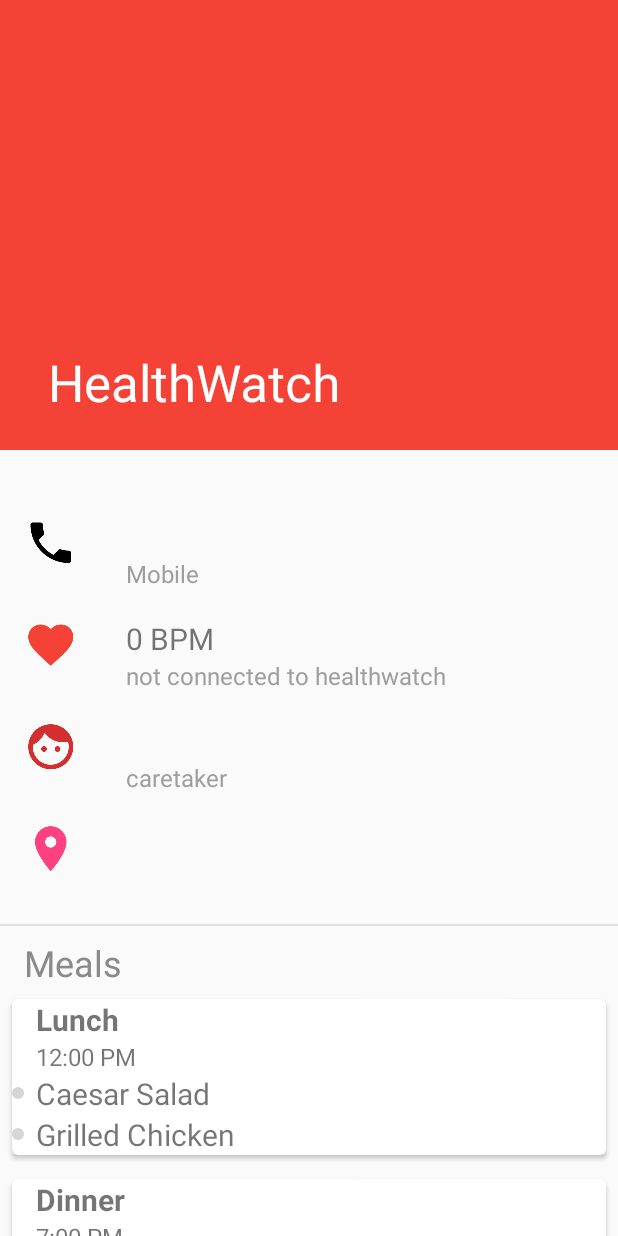
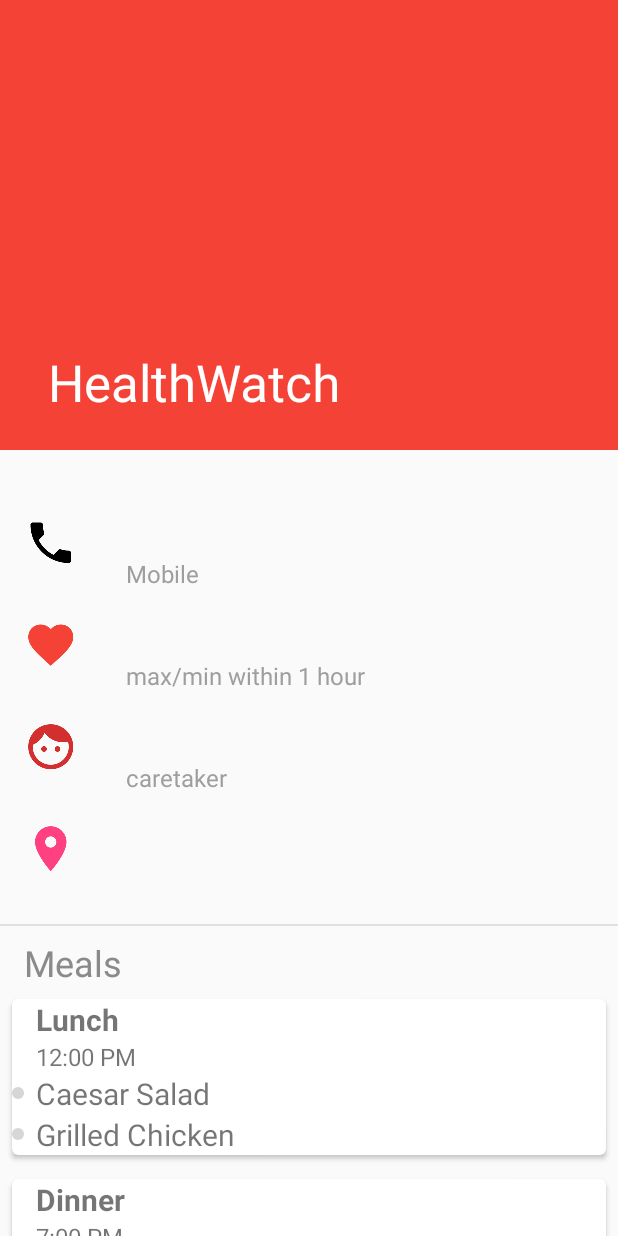
Before and after one commit to AtifMahmud/HealthWatch, an Android app: the PatientProfileActivity screen opened directly, with no data from a screen before it, on a phone screen of 412 x 824 dp. Run offline under Robolectric (Android 15) with nearby library versions, the phone set to English and light mode, and no system bars; our stand-ins replace Volley; libraries missing offline, so code that uses them is left out: io.jsonwebtoken; network calls fail; pictures from the network do not load.

Commit message:
- Added code to set patient's BPM given that they are connected to health watch, Not Tested

```diff
--- a/app/src/main/java/com/cpen391/healthwatch/patient/MaxMinHandler.java
+++ b/app/src/main/java/com/cpen391/healthwatch/patient/MaxMinHandler.java
@@ -36,8 +36,6 @@ public class MaxMinHandler {
         mContext = context;
         mBpmSharedPref = context.getSharedPreferences(context.getString(R.string.preference_file_key), Context.MODE_PRIVATE);
     }
-
-
 
     /**
      * Initializes the shared preferences file
--- a/app/src/main/java/com/cpen391/healthwatch/patient/PatientProfileAdapter.java
+++ b/app/src/main/java/com/cpen391/healthwatch/patient/PatientProfileAdapter.java
@@ -126,6 +126,8 @@ public class PatientProfileAdapter extends RecyclerView.Adapter<RecyclerView.Vie
         TextView mProfileCaretakerName;
         TextView mProfileLocationText;
         TextView mProfileLocationLabel;
+        TextView mProfileBPMMaxText;
+        TextView mProfileBPMMinText;
         TextView mHeaderText;
 
         HeaderViewHolder(View view) {
@@ -137,6 +139,8 @@ public class PatientProfileAdapter extends RecyclerView.Adapter<RecyclerView.Vie
             mProfileCaretakerIcon = view.findViewById(R.id.profile_caretaker_icon);
             mProfileLocationText = view.findViewById(R.id.profile_location);
             mProfileLocationLabel = view.findViewById(R.id.profile_location_last_update);
+            mProfileBPMMaxText = view.findViewById(R.id.profile_bpm_max);
+            mProfileBPMMinText = view.findViewById(R.id.profile_bpm_min);
             mHeaderText = view.findViewById(R.id.header);
             mHeaderText.setText(R.string.meal_list_header);
             setListeners();
@@ -174,7 +178,6 @@ public class PatientProfileAdapter extends RecyclerView.Adapter<RecyclerView.Vie
                 }
             });
         }
-
     }
 
     class MealViewHolder extends RecyclerView.ViewHolder {
--- a/app/src/main/res/layout/content_patient_profile_info.xml
+++ b/app/src/main/res/layout/content_patient_profile_info.xml
@@ -63,19 +63,34 @@
             android:layout_marginStart="16dp"
             android:orientation="vertical">
 
-            <TextView
-                android:id="@+id/profile_bpm"
+            <LinearLayout
                 android:layout_width="wrap_content"
                 android:layout_height="wrap_content"
-                android:text="@string/profile_bpm_default"
-                android:layout_marginTop="16dp"
-                android:textSize="20sp"/>
+                android:orientation="horizontal">
+                <TextView
+                    android:id="@+id/profile_bpm_max"
+                    android:layout_width="wrap_content"
+                    android:layout_height="wrap_content"
+                    android:text="@string/profile_bpm_max_default"
+                    android:layout_marginTop="16dp"
+                    android:visibility="invisible"
+                    android:textSize="20sp"/>
+                <TextView
+                    android:layout_marginStart="16dp"
+                    android:id="@+id/profile_bpm_min"
+                    android:layout_width="wrap_content"
+                    android:layout_height="wrap_content"
+                    android:text="@string/profile_bpm_min_default"
+                    android:layout_marginTop="16dp"
+                    android:visibility="invisible"
+                    android:textSize="20sp"/>
+            </LinearLayout>
 
             <TextView
-                android:id="@+id/profile_bpm_last_update"
+                android:id="@+id/profile_bpm_max_min_label"
                 android:layout_width="wrap_content"
                 android:layout_height="wrap_content"
-                android:text="@string/profile_bpm_label_default"
+                android:text="@string/profile_bpm_max_min_label_default"
                 android:textColor="@color/gray"
                 android:textSize="16sp"/>
         </LinearLayout>
--- a/app/src/main/res/values/strings.xml
+++ b/app/src/main/res/values/strings.xml
@@ -70,14 +70,15 @@
     <string name="profile_caretaker_image_desc">ProfileCaretakerImageDesc</string>
     <string name="profile_location_image_desc">ProfileLocationImageDesc</string>
     <string name="profile_care_taker_label">caretaker</string>
-    <string name="profile_bpm_default">0 BPM</string>
+    <string name="profile_bpm_max_default">Max: 0 BPM</string>
+    <string name="profile_bpm_min_default">Min: 0 BPM</string>
     <string name="profile_bpm_label_default">not connected to healthwatch</string>
-    <string name="profile_bpm_label_max">max within last hour</string>
+    <string name="profile_bpm_max_min_label_default">max/min within 1 hour</string>
     <string name="profile_location_default">Earth</string>
     <string name="profile_location_last_update_default">location services disabled</string>
+
     <string name="meal_list_header">Meals</string>
 
     <string name="single_meal_item_bullet_dot_image_desc">SingleMealItemBulletDotImageDesc</string>
-
-
+    <string name="bpm_label">max/min bpm within 1 hour</string>
 </resources>
```
Also changed, not shown: app/src/main/java/com/cpen391/healthwatch/bluetooth/BluetoothPacket.java (+7 -1 lines), app/src/main/java/com/cpen391/healthwatch/bluetooth/BluetoothService.java (+1 -7 lines), app/src/main/java/com/cpen391/healthwatch/patient/PatientActivity.java (+28 -4 lines).
